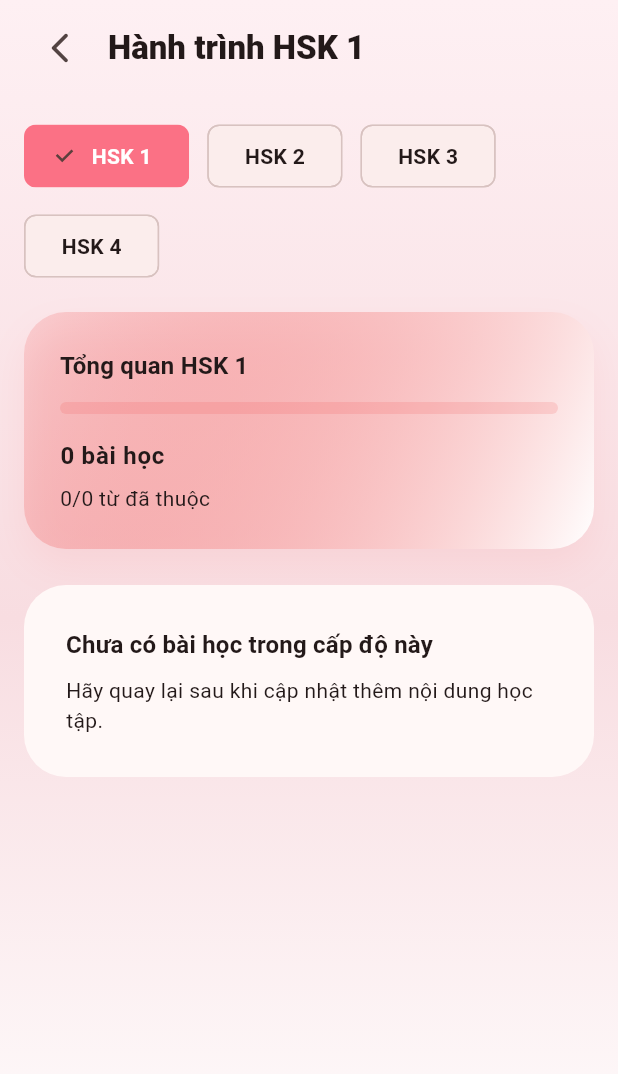
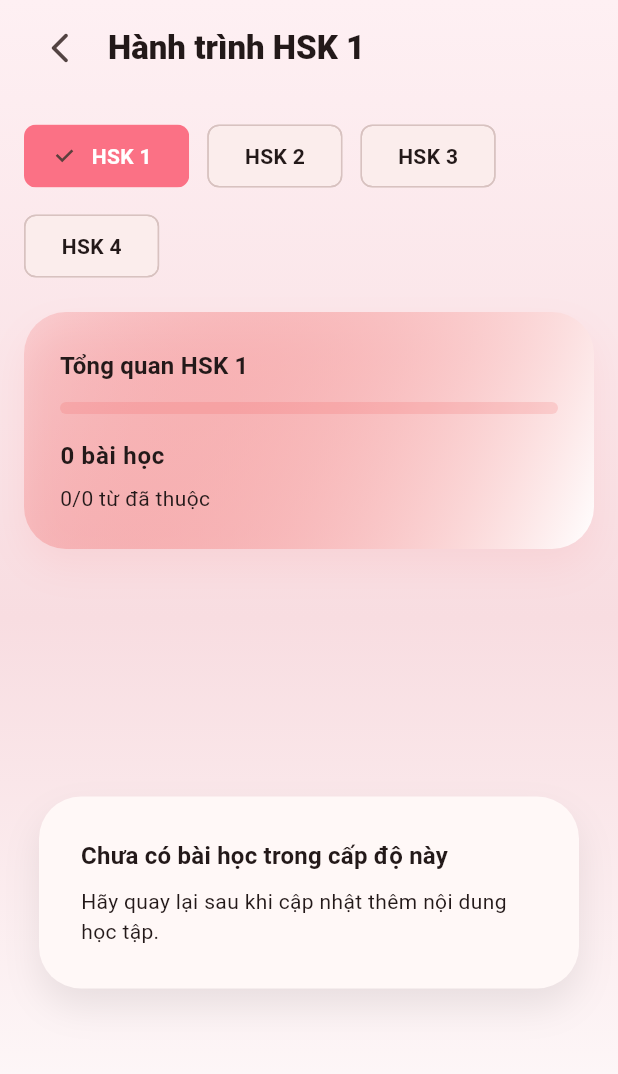
Before and after one commit to hieuhieu2202/learnchinesene, a Flutter app: the SectionListPage screen opened by its route, on a phone screen of 412 x 824 dp. Shown: the top 1074 px of the screen. Run offline on Flutter 3.47's test engine with Material 3 defaults, Android fonts, the light colour scheme and no system bars; our stand-ins replace audioplayers, get, sqflite; accounts and stored records are empty.

Commit message:
Refactor section list layout to stabilize lesson cards

```diff
--- a/lib/features/vocabulary/presentation/pages/section_list_page.dart
+++ b/lib/features/vocabulary/presentation/pages/section_list_page.dart
@@ -33,9 +33,10 @@ class SectionListPage extends GetView<SectionListController> {
             ),
           ),
           child: SafeArea(
-            child: ListView(
-              physics: const BouncingScrollPhysics(),
-              padding: const EdgeInsets.fromLTRB(16, 8, 16, 32),
+            child: Padding(
+              padding: const EdgeInsets.fromLTRB(16, 8, 16, 24),
+              child: Column(
+                crossAxisAlignment: CrossAxisAlignment.start,
                 children: [
                   Row(
                     children: [
@@ -56,7 +57,10 @@ class SectionListPage extends GetView<SectionListController> {
                     ],
                   ),
                   const SizedBox(height: 24),
-                _LevelSwitcher(controller: controller, selectedLevel: selectedLevel),
+                  _LevelSwitcher(
+                    controller: controller,
+                    selectedLevel: selectedLevel,
+                  ),
                   const SizedBox(height: 20),
                   _LevelHero(
                     selectedLevel: selectedLevel,
@@ -67,37 +71,48 @@ class SectionListPage extends GetView<SectionListController> {
                     firstSection: sections.isEmpty ? null : sections.first,
                   ),
                   const SizedBox(height: 24),
-                if (isLoading) ...[
-                  const SizedBox(height: 40),
-                  const Center(child: CircularProgressIndicator()),
-                ] else if (sections.isEmpty) ...[
-                  const _EmptyState(),
-                ] else ...[
-                  Text(
-                    'Danh sách bài học',
-                    style: Theme.of(context)
-                        .textTheme
-                        .titleMedium
-                        ?.copyWith(fontWeight: FontWeight.w700),
-                  ),
-                  const SizedBox(height: 16),
-                  ...sections.asMap().entries.map(
-                    (entry) => Padding(
-                      padding: EdgeInsets.only(
-                        bottom: entry.key == sections.length - 1 ? 0 : 16,
-                      ),
-                      child: _UnitCard(
-                        progress: entry.value,
+                  Expanded(
+                    child: AnimatedSwitcher(
+                      duration: const Duration(milliseconds: 250),
+                      child: isLoading
+                          ? const Center(child: CircularProgressIndicator())
+                          : sections.isEmpty
+                              ? const _EmptyState()
+                              : _SectionList(
+                                  sections: sections,
                                   level: selectedLevel,
                                 ),
                     ),
                   ),
                 ],
-              ],
+              ),
             ),
           ),
         );
       }),
+    );
+  }
+}
+
+class _SectionList extends StatelessWidget {
+  const _SectionList({required this.sections, required this.level});
+
+  final List<SectionProgress> sections;
+  final int level;
+
+  @override
+  Widget build(BuildContext context) {
+    return ListView.separated(
+      padding: const EdgeInsets.only(bottom: 8),
+      physics: const BouncingScrollPhysics(),
+      itemBuilder: (context, index) {
+        return _UnitCard(
+          progress: sections[index],
+          level: level,
+        );
+      },
+      separatorBuilder: (_, __) => const SizedBox(height: 16),
+      itemCount: sections.length,
     );
   }
 }
@@ -244,10 +259,14 @@ class _UnitCard extends StatelessWidget {
   Widget build(BuildContext context) {
     final theme = Theme.of(context);
     final accent = HskPalette.accentForLevel(level, theme.colorScheme);
+
     return SizedBox(
       width: double.infinity,
-      child: Material(
-        color: Colors.transparent,
+      child: Card(
+        color: theme.colorScheme.surface,
+        elevation: 0,
+        shape: RoundedRectangleBorder(borderRadius: BorderRadius.circular(26)),
+        clipBehavior: Clip.antiAlias,
         child: InkWell(
           onTap: () => navigateAfterFrame(() {
             Get.toNamed(
@@ -258,20 +277,7 @@ class _UnitCard extends StatelessWidget {
               },
             );
           }),
-          borderRadius: BorderRadius.circular(28),
-          child: Ink(
-            width: double.infinity,
-            decoration: BoxDecoration(
-              color: theme.colorScheme.surface,
-              borderRadius: BorderRadius.circular(28),
-              boxShadow: [
-                BoxShadow(
-                  color: accent.withOpacity(0.08),
-                  blurRadius: 20,
-                  offset: const Offset(0, 10),
-                ),
-              ],
-            ),
+          child: Padding(
             padding: const EdgeInsets.all(24),
             child: Column(
               crossAxisAlignment: CrossAxisAlignment.start,
@@ -300,7 +306,8 @@ class _UnitCard extends StatelessWidget {
                 const SizedBox(height: 18),
                 Text(
                   progress.displayName,
-                  style: theme.textTheme.titleMedium?.copyWith(fontWeight: FontWeight.w700),
+                  style:
+                      theme.textTheme.titleMedium?.copyWith(fontWeight: FontWeight.w700),
                 ),
                 const SizedBox(height: 8),
                 Text(
@@ -329,15 +336,24 @@ class _EmptyState extends StatelessWidget {
   @override
   Widget build(BuildContext context) {
     final theme = Theme.of(context);
-    return Container(
+    return Center(
+      child: Container(
+        constraints: const BoxConstraints(maxWidth: 360),
         padding: const EdgeInsets.all(28),
         decoration: BoxDecoration(
           color: theme.colorScheme.surface,
           borderRadius: BorderRadius.circular(28),
+          boxShadow: [
+            BoxShadow(
+              color: theme.colorScheme.shadow.withOpacity(0.08),
+              blurRadius: 20,
+              offset: const Offset(0, 12),
+            ),
+          ],
         ),
         child: Column(
+          mainAxisSize: MainAxisSize.min,
           crossAxisAlignment: CrossAxisAlignment.start,
-        mainAxisSize: MainAxisSize.min,
           children: [
             Text(
               'Chưa có bài học trong cấp độ này',
@@ -350,6 +366,7 @@ class _EmptyState extends StatelessWidget {
             ),
           ],
         ),
+      ),
     );
   }
 }
```
Lines whose indentation alone changed are shown as unchanged.
